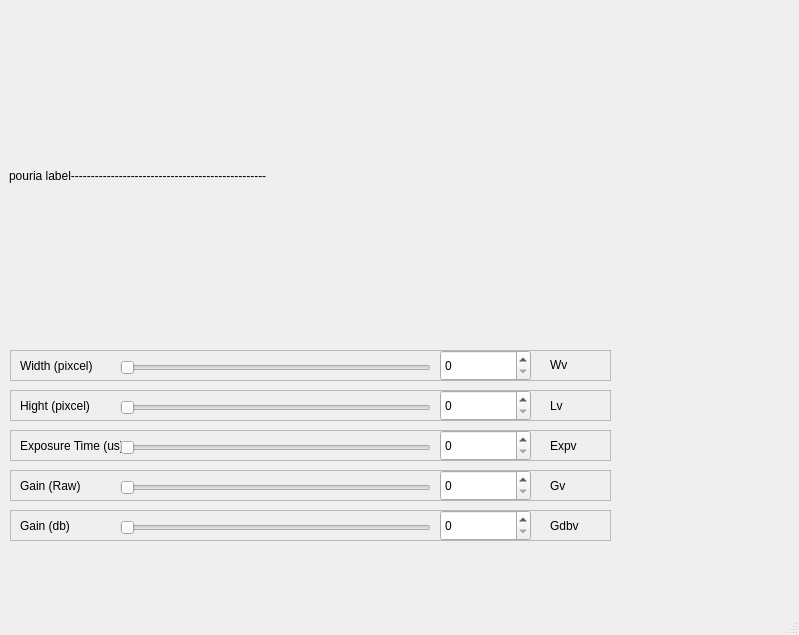
Old version of the form 1-Camera Setup and Parameter Configuration/sample_form/mainwindow.ui in the repository pouriaSameti/final-project.
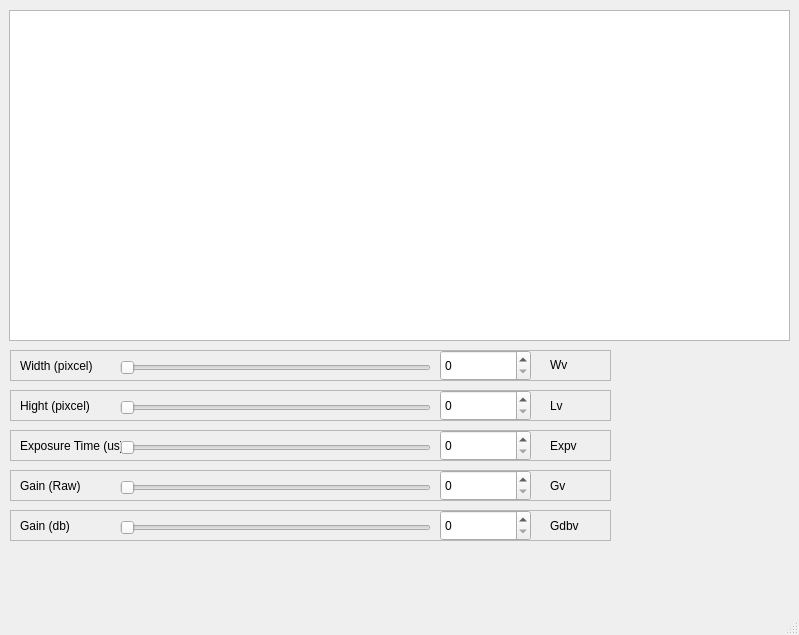
New version of the form.

Commit message: camera -> using camera and set some parameters.

Patch:
```diff
--- a/1-Camera Setup and Parameter Configuration/sample_form/mainwindow.ui
+++ b/1-Camera Setup and Parameter Configuration/sample_form/mainwindow.ui
@@ -25,11 +25,7 @@
     </property>
     <layout class="QVBoxLayout" name="verticalLayout_2">
      <item>
-      <widget class="QLabel" name="label">
-       <property name="text">
-        <string>pouria label-------------------------------------------------</string>
-       </property>
-      </widget>
+      <widget class="QGraphicsView" name="graphicsView_camera"/>
      </item>
     </layout>
    </widget>
```
The commit also changes 17 other files.
